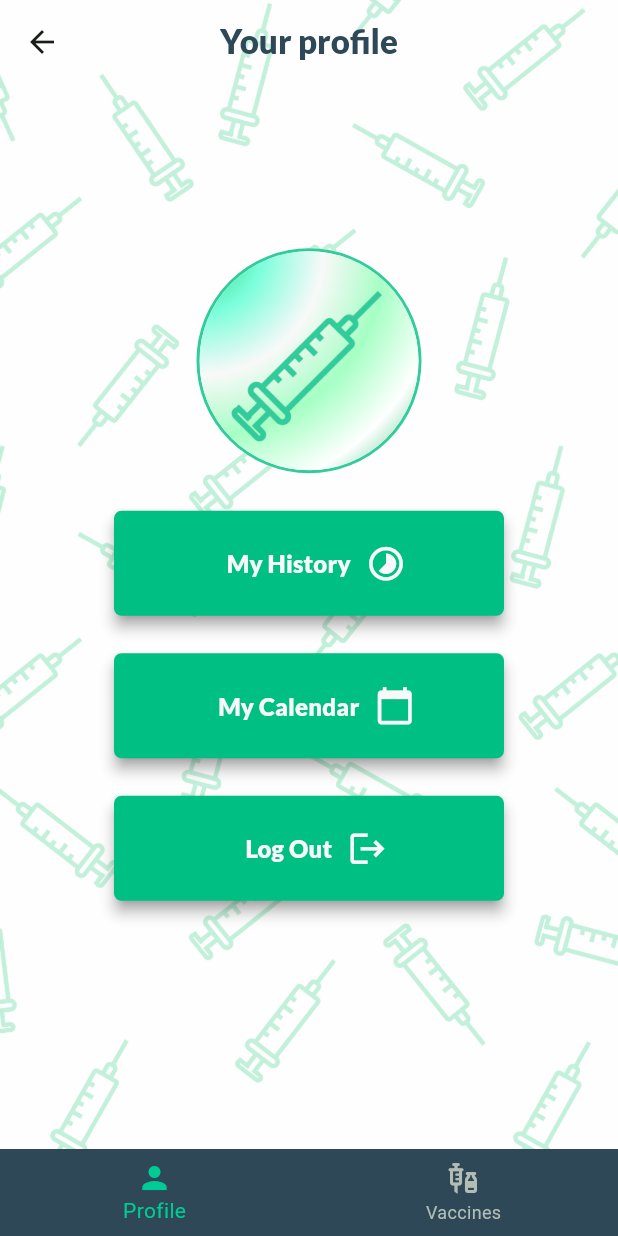
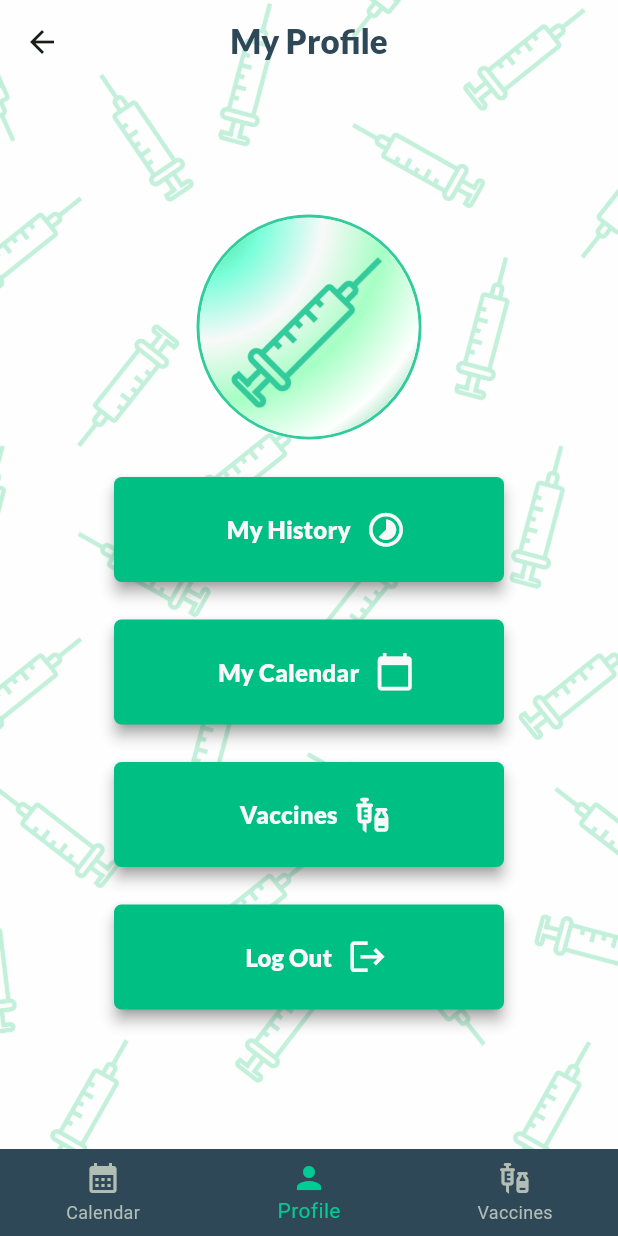
Before and after one commit to IgnacyBerent/Flutter-Vaccination_Managment_App, a Flutter app: the NavigatorLayoutTemplate screen opened directly, on a phone screen of 412 x 824 dp. Run offline on Flutter 3.47's test engine with Material 3 defaults, Android fonts, the phone set to English and light mode, and no system bars; our stand-ins replace firebase_core, firebase_messaging, flutter_secure_storage, google_fonts, table_calendar; missing offline and left inert: jaguar_jwt; accounts and stored records are empty.

Commit message:
Adding Calendar

```diff
--- a/lib/views/profile/profile_screen.dart
+++ b/lib/views/profile/profile_screen.dart
@@ -2,16 +2,16 @@ import 'dart:developer';
 
 import 'package:firebase_messaging/firebase_messaging.dart';
 import 'package:flutter/material.dart';
-import 'package:flutter/widgets.dart';
 
 import 'package:vaccination_managment_app/api/auth.dart';
-import 'package:vaccination_managment_app/views/my_calendar/my_calendar_screen.dart';
 import 'package:vaccination_managment_app/widgets/icons/round_app_icon.dart';
 import 'package:vaccination_managment_app/views/vaccination_history/vaccination_history_screen.dart';
 import 'package:vaccination_managment_app/widgets/buttons/my_icon_button.dart';
 
 class ProfileScreen extends StatefulWidget {
-  const ProfileScreen({Key? key}) : super(key: key);
+  const ProfileScreen({super.key, required this.selectPage});
+
+  final Function(int) selectPage;
 
   @override
   State<ProfileScreen> createState() => _ProfileScreenState();
@@ -62,6 +62,8 @@ class _ProfileScreenState extends State<ProfileScreen> {
       child: Column(
         mainAxisAlignment: MainAxisAlignment.center,
         children: [
+          butotnsSpacing,
+          butotnsSpacing,
           Stack(
             children: [
               Container(
@@ -106,13 +108,18 @@ class _ProfileScreenState extends State<ProfileScreen> {
             width: 260,
             height: 70,
             onPressed: () {
-              Navigator.of(context).push(
-                MaterialPageRoute(
-                  builder: (context) {
-                    return const MyCalendarScreen();
-                  },
-                ),
-              );
+              widget.selectPage(0);
+            },
+          ),
+          butotnsSpacing,
+          MyIconButton(
+            icon: Icons.vaccines,
+            buttonText: "Vaccines",
+            placement: 'right',
+            width: 260,
+            height: 70,
+            onPressed: () {
+              widget.selectPage(2);
             },
           ),
           butotnsSpacing,
--- a/lib/widgets/layout_template/navigator_layout_template.dart
+++ b/lib/widgets/layout_template/navigator_layout_template.dart
@@ -1,4 +1,5 @@
 import 'package:flutter/material.dart';
+import 'package:vaccination_managment_app/views/calendar_screen/calendar_screen.dart';
 import 'package:vaccination_managment_app/views/profile/profile_screen.dart';
 import 'package:vaccination_managment_app/views/vaccines_screen/vaccines_screen.dart';
 import 'package:vaccination_managment_app/widgets/layout_template/layout_template_elements/background_image.dart';
@@ -16,21 +17,24 @@ class NavigatorLayoutTemplate extends StatefulWidget {
 }
 
 class _NavigatorLayoutTemplateState extends State<NavigatorLayoutTemplate> {
-  int _selectedPageIndex = 0;
+  int _selectedPageIndex = 1;
 
   void selectPage(int index) => setState(() => _selectedPageIndex = index);
 
   @override
   Widget build(BuildContext context) {
-    Widget activePage = const ProfileScreen();
+    Widget activePage = ProfileScreen(selectPage: selectPage);
     String activePageTitle = 'Your profile';
 
-    if (_selectedPageIndex == 1) {
+    if (_selectedPageIndex == 2) {
       activePage = const VaccinesScreen();
-      activePageTitle = 'Available vaccines';
+      activePageTitle = 'Available Vaccines';
+    } else if (_selectedPageIndex == 1) {
+      activePage = ProfileScreen(selectPage: selectPage);
+      activePageTitle = 'My Profile';
     } else if (_selectedPageIndex == 0) {
-      activePage = const ProfileScreen();
-      activePageTitle = 'Your profile';
+      activePage = const CalendarScreen();
+      activePageTitle = 'My Calendar';
     }
 
     return Scaffold(
@@ -59,6 +63,10 @@ class _NavigatorLayoutTemplateState extends State<NavigatorLayoutTemplate> {
           unselectedItemColor: const Color.fromARGB(255, 178, 189, 180),
           items: const [
             BottomNavigationBarItem(
+              icon: Icon(Icons.calendar_month),
+              label: 'Calendar',
+            ),
+            BottomNavigationBarItem(
               icon: Icon(Icons.person),
               label: 'Profile',
             ),
--- a/pubspec.yaml
+++ b/pubspec.yaml
@@ -42,6 +42,7 @@ dependencies:
   firebase_messaging: ^14.9.1
   firebase_core: ^2.30.1
   flutter_launcher_icons: "^0.9.2"
+  table_calendar: ^3.1.1
 
 dev_dependencies:
   flutter_test:
```
Also changed, not shown: lib/models/vaccine_record.dart (+10 -0 lines), lib/views/calendar_screen/calendar_elements/get_calendar_builder.dart (added, +51 -0 lines), lib/views/calendar_screen/calendar_elements/my_calendar_style.dart (added, +12 -0 lines), lib/views/calendar_screen/calendar_elements/select_vaccine_popup.dart (added, +47 -0 lines), lib/views/calendar_screen/calendar_screen.dart (added, +106 -0 lines), lib/views/my_calendar/my_calendar_screen.dart (deleted, +0 -14 lines), pubspec.lock.
